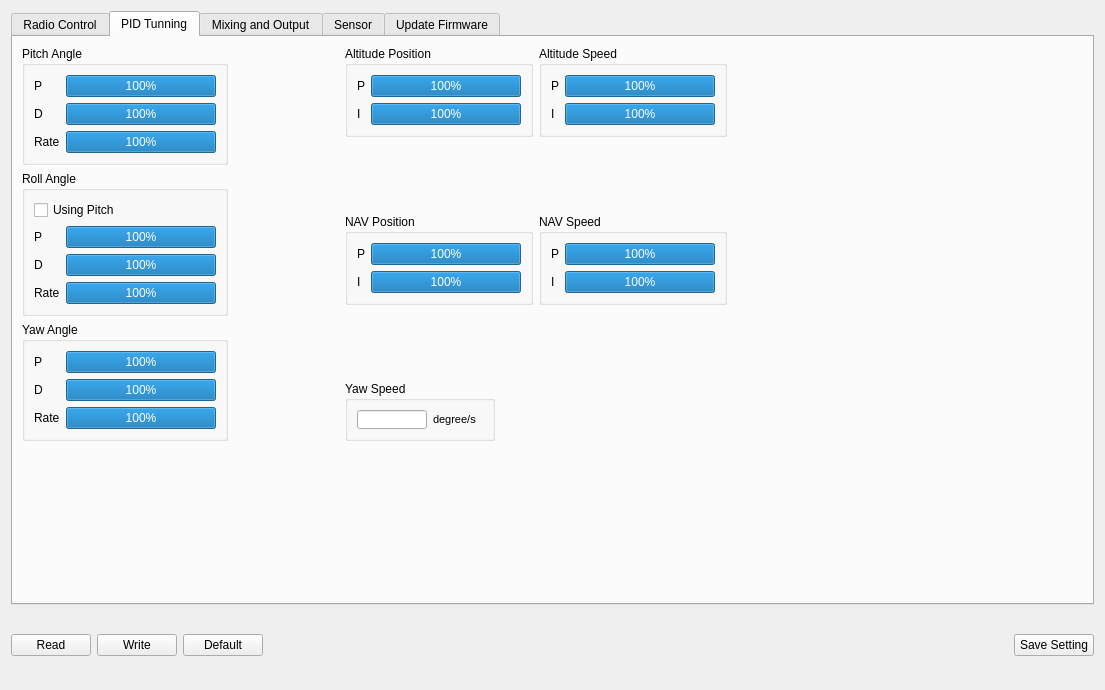
nlbtuyen/ConfigurationGCS, file uavconfig.ui: the form before one commit.
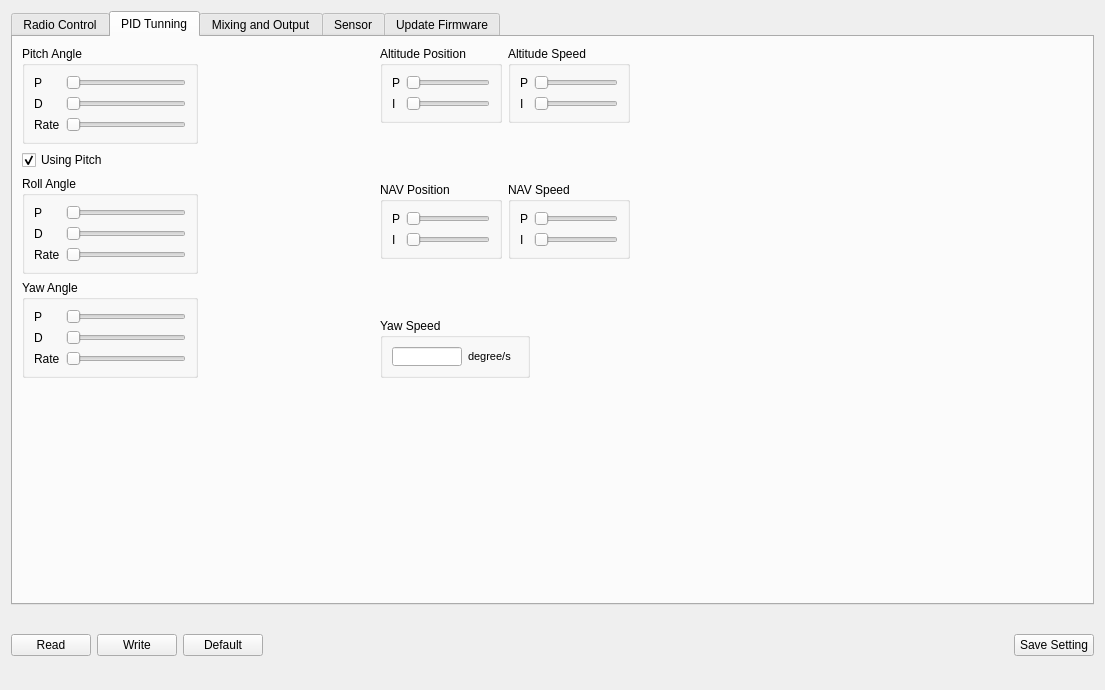
The form after the commit. The open tabs and pages were chosen to show the change. Icons and pictures are not drawn.

What changed in the file:
```diff
--- a/uavconfig.ui
+++ b/uavconfig.ui
@@ -1554,25 +1554,6 @@
                       </property>
                      </widget>
                     </item>
-                    <item row="0" column="1">
-                     <widget class="QProgressBar" name="NAV_ALT_POS_P">
-                      <property name="minimumSize">
-                       <size>
-                        <width>150</width>
-                        <height>0</height>
-                       </size>
-                      </property>
-                      <property name="maximumSize">
-                       <size>
-                        <width>150</width>
-                        <height>16777215</height>
-                       </size>
-                      </property>
-                      <property name="value">
-                       <number>100</number>
-                      </property>
-                     </widget>
-                    </item>
                     <item row="1" column="0">
                      <widget class="QLabel" name="label_NAV_ALT_POS_I">
                       <property name="text">
@@ -1580,22 +1561,17 @@
                       </property>
                      </widget>
                     </item>
+                    <item row="0" column="1">
+                     <widget class="QSlider" name="NAV_ALT_POS_I_2">
+                      <property name="orientation">
+                       <enum>Qt::Horizontal</enum>
+                      </property>
+                     </widget>
+                    </item>
                     <item row="1" column="1">
-                     <widget class="QProgressBar" name="NAV_ALT_POS_I">
-                      <property name="minimumSize">
-                       <size>
-                        <width>150</width>
-                        <height>0</height>
-                       </size>
-                      </property>
-                      <property name="maximumSize">
-                       <size>
-                        <width>150</width>
-                        <height>16777215</height>
-                       </size>
-                      </property>
-                      <property name="value">
-                       <number>100</number>
+                     <widget class="QSlider" name="NAV_ALT_POS_I">
+                      <property name="orientation">
+                       <enum>Qt::Horizontal</enum>
                       </property>
                      </widget>
                     </item>
@@ -1619,25 +1595,6 @@
                       </property>
                      </widget>
                     </item>
-                    <item row="0" column="1">
-                     <widget class="QProgressBar" name="NAV_ALT_SPED_P">
-                      <property name="minimumSize">
-                       <size>
-                        <width>150</width>
-                        <height>0</height>
-                       </size>
-                      </property>
-                      <property name="maximumSize">
-                       <size>
-                        <width>150</width>
-                        <height>16777215</height>
-                       </size>
-                      </property>
-                      <property name="value">
-                       <number>100</number>
-                      </property>
-                     </widget>
-                    </item>
                     <item row="1" column="0">
                      <widget class="QLabel" name="label_NAV_ALT_SPED_I">
                       <property name="text">
@@ -1645,22 +1602,17 @@
                       </property>
                      </widget>
                     </item>
+                    <item row="0" column="1">
+                     <widget class="QSlider" name="NAV_ALT_SPED_P">
+                      <property name="orientation">
+                       <enum>Qt::Horizontal</enum>
+                      </property>
+                     </widget>
+                    </item>
                     <item row="1" column="1">
-                     <widget class="QProgressBar" name="NAV_ALT_SPED_I">
-                      <property name="minimumSize">
-                       <size>
-                        <width>150</width>
-                        <height>0</height>
-                       </size>
-                      </property>
-                      <property name="maximumSize">
-                       <size>
-                        <width>150</width>
-                        <height>16777215</height>
-                       </size>
-                      </property>
-                      <property name="value">
-                       <number>100</number>
+                     <widget class="QSlider" name="NAV_ALT_SPED_I">
+                      <property name="orientation">
+                       <enum>Qt::Horizontal</enum>
                       </property>
                      </widget>
                     </item>
@@ -1714,25 +1666,6 @@
                       </property>
                      </widget>
                     </item>
-                    <item row="0" column="1">
-                     <widget class="QProgressBar" name="NAV_DIST_P">
-                      <property name="minimumSize">
-                       <size>
-                        <width>150</width>
-                        <height>0</height>
-                       </size>
-                      </property>
-                      <property name="maximumSize">
-                       <size>
-                        <width>150</width>
-                        <height>16777215</height>
-                       </size>
-                      </property>
-                      <property name="value">
-                       <number>100</number>
-                      </property>
-                     </widget>
-                    </item>
                     <item row="1" column="0">
                      <widget class="QLabel" name="label_NAV_DIST_I">
                       <property name="text">
@@ -1740,22 +1673,17 @@
                       </property>
                      </widget>
                     </item>
+                    <item row="0" column="1">
+                     <widget class="QSlider" name="NAV_DIST_P">
+                      <property name="orientation">
+                       <enum>Qt::Horizontal</enum>
+                      </property>
+                     </widget>
+                    </item>
                     <item row="1" column="1">
-                     <widget class="QProgressBar" name="NAV_DIST_I">
-                      <property name="minimumSize">
-                       <size>
-                        <width>150</width>
-                        <height>0</height>
-                       </size>
-                      </property>
-                      <property name="maximumSize">
-                       <size>
-                        <width>150</width>
-                        <height>16777215</height>
-                       </size>
-                      </property>
-                      <property name="value">
-                       <number>100</number>
+                     <widget class="QSlider" name="NAV_DIST_I">
+                      <property name="orientation">
+                       <enum>Qt::Horizontal</enum>
                       </property>
                      </widget>
                     </item>
@@ -1779,25 +1707,6 @@
                       </property>
                      </widget>
                     </item>
-                    <item row="0" column="1">
-                     <widget class="QProgressBar" name="NAV_SPEED_P">
-                      <property name="minimumSize">
-                       <size>
-                        <width>150</width>
-                        <height>0</height>
-                       </size>
-                      </property>
-                      <property name="maximumSize">
-                       <size>
-                        <width>150</width>
-                        <height>16777215</height>
-                       </size>
-                      </property>
-                      <property name="value">
-                       <number>100</number>
-                      </property>
-                     </widget>
-                    </item>
                     <item row="1" column="0">
                      <widget class="QLabel" name="label_NAV_SPEED_I">
                       <property name="text">
@@ -1805,22 +1714,17 @@
                       </property>
                      </widget>
                     </item>
+                    <item row="0" column="1">
+                     <widget class="QSlider" name="NAV_SPEED_P">
+                      <property name="orientation">
+                       <enum>Qt::Horizontal</enum>
+                      </property>
+                     </widget>
+                    </item>
                     <item row="1" column="1">
-                     <widget class="QProgressBar" name="NAV_SPEED_I">
-                      <property name="minimumSize">
-                       <size>
-                        <width>150</width>
-                        <height>0</height>
-                       </size>
-                      </property>
-                      <property name="maximumSize">
-                       <size>
-                        <width>150</width>
-                        <height>16777215</height>
-                       </size>
-                      </property>
-                      <property name="value">
-                       <number>100</number>
+                     <widget class="QSlider" name="NAV_SPEED_I">
+                      <property name="orientation">
+                       <enum>Qt::Horizontal</enum>
                       </property>
                      </widget>
                     </item>
@@ -1878,25 +1782,6 @@
                       </property>
                      </widget>
                     </item>
-                    <item row="0" column="1">
-                     <widget class="QProgressBar" name="CTRL_TLT_ANG_P">
-                      <property name="minimumSize">
-                       <size>
-                        <width>150</width>
-                        <height>0</height>
-                       </size>
-                      </property>
-                      <property name="maximumSize">
-                       <size>
-                        <width>150</width>
-                        <height>16777215</height>
-                       </size>
-                      </property>
-                      <property name="value">
-                       <number>100</number>
-                      </property>
-                     </widget>
-                    </item>
                     <item row="1" column="0">
                      <widget class="QLabel" name="label_CTRL_ANG_D">
                       <property name="text">
@@ -1904,25 +1789,6 @@
                       </property>
                      </widget>
                     </item>
-                    <item row="1" column="1">
-                     <widget class="QProgressBar" name="CTRL_TLT_ANG_D">
-                      <property name="minimumSize">
-                       <size>
-                        <width>150</width>
-                        <height>0</height>
-                       </size>
-                      </property>
-                      <property name="maximumSize">
-                       <size>
-                        <width>150</width>
-                        <height>16777215</height>
-                       </size>
-                      </property>
-                      <property name="value">
-                       <number>100</number>
-                      </property>
-                     </widget>
-                    </item>
                     <item row="2" column="0">
                      <widget class="QLabel" name="label_CTRL_TLT_RTE_D">
                       <property name="text">
@@ -1930,22 +1796,24 @@
                       </property>
                      </widget>
                     </item>
+                    <item row="0" column="1">
+                     <widget class="QSlider" name="CTRL_ANG_P">
+                      <property name="orientation">
+                       <enum>Qt::Horizontal</enum>
+                      </property>
+                     </widget>
+                    </item>
+                    <item row="1" column="1">
+                     <widget class="QSlider" name="CTRL_ANG_D">
+                      <property name="orientation">
+                       <enum>Qt::Horizontal</enum>
+                      </property>
+                     </widget>
+                    </item>
                     <item row="2" column="1">
-                     <widget class="QProgressBar" name="CTRL_TLT_RTE_D">
-                      <property name="minimumSize">
-                       <size>
-                        <width>150</width>
-                        <height>0</height>
-                       </size>
-                      </property>
-                      <property name="maximumSize">
-                       <size>
-                        <width>150</width>
-                        <height>16777215</height>
-                       </size>
-                      </property>
-                      <property name="value">
-                       <number>100</number>
+                     <widget class="QSlider" name="CTRL_TLT_RTE_D">
+                      <property name="orientation">
+                       <enum>Qt::Horizontal</enum>
                       </property>
                      </widget>
                     </item>
@@ -1954,6 +1822,16 @@
                  </layout>
                 </widget>
                </item>
+               <item>
+                <widget class="QCheckBox" name="checkBox_using_pitch">
+                 <property name="text">
+                  <string>Using Pitch</string>
+                 </property>
+                 <property name="checked">
+                  <bool>true</bool>
+                 </property>
+                </widget>
+               </item>
                <item>
                 <widget class="QGroupBox" name="groupBox_roll_angle">
                  <property name="title">
@@ -1962,13 +1840,6 @@
                  <layout class="QHBoxLayout" name="horizontalLayout_5">
                   <item>
                    <layout class="QVBoxLayout" name="verticalLayout">
-                    <item>
-                     <widget class="QCheckBox" name="checkBox_using_pitch">
-                      <property name="text">
-                       <string>Using Pitch</string>
-                      </property>
-                     </widget>
-                    </item>
                     <item>
                      <layout class="QFormLayout" name="formLayout_4">
                       <item row="0" column="0">
@@ -1978,25 +1849,6 @@
                         </property>
                        </widget>
                       </item>
-                      <item row="0" column="1">
-                       <widget class="QProgressBar" name="progBar_roll_p">
-                        <property name="minimumSize">
-                         <size>
-                          <width>150</width>
-                          <height>0</height>
-                         </size>
-                        </property>
-                        <property name="maximumSize">
-                         <size>
-                          <width>150</width>
-                          <height>16777215</height>
-                         </size>
-                        </property>
-                        <property name="value">
-                         <number>100</number>
-                        </property>
-                       </widget>
-                      </item>
                       <item row="1" column="0">
                        <widget class="QLabel" name="lbl_roll_d">
                         <property name="text">
@@ -2004,25 +1856,6 @@
                         </property>
                        </widget>
                       </item>
-                      <item row="1" column="1">
-                       <widget class="QProgressBar" name="progBar_roll_d">
-                        <property name="minimumSize">
-                         <size>
-                          <width>150</width>
-                          <height>0</height>
-                         </size>
-                        </property>
-                        <property name="maximumSize">
-                         <size>
-                          <width>150</width>
-                          <height>16777215</height>
-                         </size>
-                        </property>
-                        <property name="value">
-                         <number>100</number>
-                        </property>
-                       </widget>
-                      </item>
                       <item row="2" column="0">
                        <widget class="QLabel" name="lbl_roll_rate">
                         <property name="text">
@@ -2030,22 +1863,24 @@
                         </property>
                        </widget>
                       </item>
+                      <item row="0" column="1">
+                       <widget class="QSlider" name="horizontalSlider">
+                        <property name="orientation">
+                         <enum>Qt::Horizontal</enum>
+                        </property>
+                       </widget>
+                      </item>
+                      <item row="1" column="1">
+                       <widget class="QSlider" name="horizontalSlider_2">
+                        <property name="orientation">
+                         <enum>Qt::Horizontal</enum>
+                        </property>
+                       </widget>
+                      </item>
                       <item row="2" column="1">
-                       <widget class="QProgressBar" name="progBar_roll_rate">
-                        <property name="minimumSize">
-                         <size>
-                          <width>150</width>
-                          <height>0</height>
-                         </size>
-                        </property>
-                        <property name="maximumSize">
-                         <size>
-                          <width>150</width>
-                          <height>16777215</height>
-                         </size>
-                        </property>
-                        <property name="value">
-                         <number>100</number>
+                       <widget class="QSlider" name="horizontalSlider_3">
+                        <property name="orientation">
+                         <enum>Qt::Horizontal</enum>
                         </property>
                        </widget>
                       </item>
@@ -2071,25 +1906,6 @@
                       </property>
                      </widget>
                     </item>
-                    <item row="0" column="1">
-                     <widget class="QProgressBar" name="CTRL_YAW_ANG_P">
-                      <property name="minimumSize">
-                       <size>
-                        <width>150</width>
-                        <height>0</height>
-                       </size>
-                      </property>
-                      <property name="maximumSize">
-                       <size>
-                        <width>150</width>
-                        <height>16777215</height>
-                       </size>
-                      </property>
-                      <property name="value">
-                       <number>100</number>
-                      </property>
-                     </widget>
-                    </item>
                     <item row="1" column="0">
                      <widget class="QLabel" name="label_CTRL_YAW_ANG_D">
                       <property name="text">
@@ -2097,25 +1913,6 @@
                       </property>
                      </widget>
                     </item>
-                    <item row="1" column="1">
-                     <widget class="QProgressBar" name="CTRL_YAW_ANG_D">
-                      <property name="minimumSize">
-                       <size>
-                        <width>150</width>
-                        <height>0</height>
-                       </size>
-                      </property>
-                      <property name="maximumSize">
-                       <size>
-                        <width>150</width>
-                        <height>16777215</height>
-                       </size>
-                      </property>
-                      <property name="value">
-                       <number>100</number>
-                      </property>
-                     </widget>
-                    </item>
                     <item row="2" column="0">
                      <widget class="QLabel" name="label_CTRL_YAW_RTE_D">
                       <property name="text">
@@ -2123,22 +1920,24 @@
                       </property>
                      </widget>
                     </item>
+                    <item row="0" column="1">
+                     <widget class="QSlider" name="CTRL_YAW_ANG_P">
+                      <property name="orientation">
+                       <enum>Qt::Horizontal</enum>
+                      </property>
+                     </widget>
+                    </item>
+                    <item row="1" column="1">
+                     <widget class="QSlider" name="CTRL_YAW_ANG_D">
+                      <property name="orientation">
+                       <enum>Qt::Horizontal</enum>
+                      </property>
+                     </widget>
+                    </item>
                     <item row="2" column="1">
-                     <widget class="QProgressBar" name="CTRL_YAW_RTE_D">
-                      <property name="minimumSize">
-                       <size>
-                        <width>150</width>
-                        <height>0</height>
-                       </size>
-                      </property>
-                      <property name="maximumSize">
-                       <size>
-                        <width>150</width>
-                        <height>16777215</height>
-                       </size>
-                      </property>
-                      <property name="value">
-                       <number>100</number>
+                     <widget class="QSlider" name="STRL_YAW_RTE_D">
+                      <property name="orientation">
+                       <enum>Qt::Horizontal</enum>
                       </property>
                      </widget>
                     </item>
```
Left out of the diff: 201 changed lines with no effect on the pictures.
